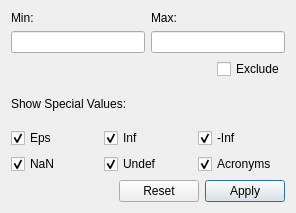
This is src/gdxviewer/valuefilterwidget.ui in GAMS-dev/studio as Qt 5 draws it before an edit. The edited form follows.
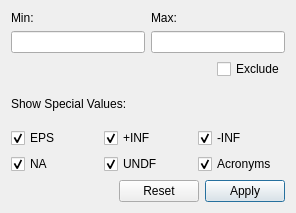
This is the edited form.

Commit message: adjust names for special values: Eps->EPS, NaN->NA, +Inf->+INF, -Inf->-INF, Undef->UNDF>

The edit to the form file:
```diff
--- a/src/gdxviewer/valuefilterwidget.ui
+++ b/src/gdxviewer/valuefilterwidget.ui
@@ -102,7 +102,7 @@
         <string>&lt;html&gt;&lt;head/&gt;&lt;body&gt;&lt;p&gt;Filter settings for special value &lt;span style=&quot; font-weight:600;&quot;&gt;Epsilon&lt;/span&gt;.&lt;/p&gt;&lt;/body&gt;&lt;/html&gt;</string>
        </property>
        <property name="text">
-        <string>Eps</string>
+        <string>EPS</string>
        </property>
        <property name="checked">
         <bool>true</bool>
@@ -115,7 +115,7 @@
         <string>&lt;html&gt;&lt;head/&gt;&lt;body&gt;&lt;p&gt;Filter settings for special value &lt;span style=&quot; font-weight:600;&quot;&gt;Infinity&lt;/span&gt;.&lt;/p&gt;&lt;/body&gt;&lt;/html&gt;</string>
        </property>
        <property name="text">
-        <string>Inf</string>
+        <string>+INF</string>
        </property>
        <property name="checked">
         <bool>true</bool>
@@ -128,7 +128,7 @@
         <string>&lt;html&gt;&lt;head/&gt;&lt;body&gt;&lt;p&gt;Filter settings for special value &lt;span style=&quot; font-weight:600;&quot;&gt;-Infinity&lt;/span&gt;.&lt;/p&gt;&lt;/body&gt;&lt;/html&gt;</string>
        </property>
        <property name="text">
-        <string>-Inf</string>
+        <string>-INF</string>
        </property>
        <property name="checked">
         <bool>true</bool>
@@ -141,7 +141,7 @@
         <string>&lt;html&gt;&lt;head/&gt;&lt;body&gt;&lt;p&gt;Filter settings for special value &lt;span style=&quot; font-weight:600;&quot;&gt;NaN&lt;/span&gt;.&lt;/p&gt;&lt;/body&gt;&lt;/html&gt;</string>
        </property>
        <property name="text">
-        <string>NaN</string>
+        <string>NA</string>
        </property>
        <property name="checked">
         <bool>true</bool>
@@ -154,7 +154,7 @@
         <string>&lt;html&gt;&lt;head/&gt;&lt;body&gt;&lt;p&gt;Filter settings for special value &lt;span style=&quot; font-weight:600;&quot;&gt;Undefined&lt;/span&gt;.&lt;/p&gt;&lt;/body&gt;&lt;/html&gt;</string>
        </property>
        <property name="text">
-        <string>Undef</string>
+        <string>UNDF</string>
        </property>
        <property name="checked">
         <bool>true</bool>
```
Left out of the diff: 2 changed lines with no effect on the pictures. The commit also changes 1 other file.
